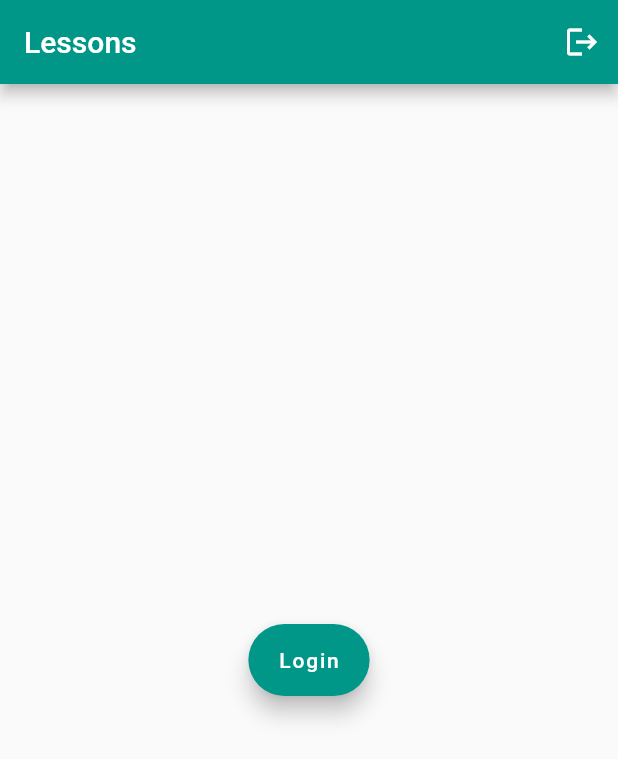
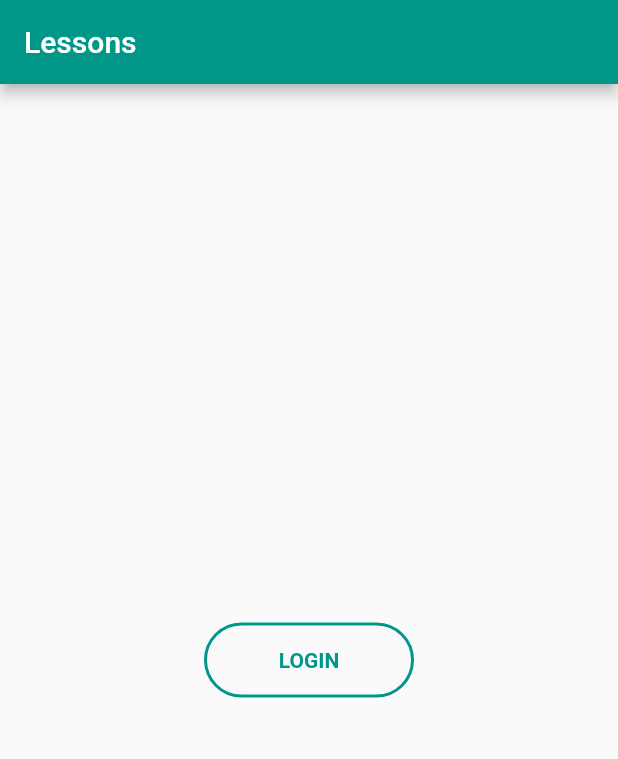
Before and after one commit to subair-zufi/alif_ios, a Flutter app: the screen it shows after launch, on a phone screen of 412 x 824 dp. Shown: the top 759 px of the screen. Run offline on Flutter 3.47's test engine with Material 2 defaults, Android fonts, the light colour scheme and no system bars; our stand-ins replace cloud_firestore, firebase_core, shared_preferences, shimmer, youtube_player_flutter; accounts and stored records are empty.

Commit message:
bug fixes

```diff
--- a/lib/pages/home.dart
+++ b/lib/pages/home.dart
@@ -21,6 +21,7 @@ class _HomePageState extends State<HomePage> {
       appBar: AppBar(
         title: const Text("Lessons"),
         actions: [
+          if(StorageService.instance.isLoggedIn)
           IconButton(
               onPressed: () {
                 StorageService.instance.logout();
@@ -48,13 +49,23 @@ class _HomePageState extends State<HomePage> {
                 );
               })
           : Center(
-              child: FloatingActionButton.extended(
-                  onPressed: () async {
-                    await showDialog(
-                        context: context, builder: (_) => const AuthDialog());
-                    setState(() {});
-                  },
-                  label: const Text("Login")),
+              child: SizedBox(
+                height: 50,
+                width: 140,
+                child: OutlinedButton(
+                    onPressed: () async {
+                      await showDialog(
+                          context: context, builder: (_) => const AuthDialog());
+                      setState(() {});
+                    },
+                    style: OutlinedButton.styleFrom(
+                        shape: const StadiumBorder(),
+                        side: const BorderSide(color: Colors.teal, width: 2)),
+                    child: const Text(
+                      "LOGIN",
+                      style: TextStyle(fontWeight: FontWeight.bold),
+                    )),
+              ),
             ),
     );
   }
--- a/lib/services/lesson_service.dart
+++ b/lib/services/lesson_service.dart
@@ -21,7 +21,7 @@ class LessonService {
     return doc.exists?Lesson.fromMap(doc.data()!):null;
   }
   Future<List<Content>> lessonContents(String lessonId) async {
-    final doc = await Content().ref(lessonId).get();
+    final doc = await Content().ref(lessonId).orderBy('createdAt').get();
     return doc.docs.map((e) => e.data()).toList();
   }
 }
--- a/pubspec.yaml
+++ b/pubspec.yaml
@@ -17,7 +17,7 @@ publish_to: 'none' # Remove this line if you wish to publish to pub.dev
 # https://developer.apple.com/library/archive/documentation/General/Reference/InfoPlistKeyReference/Articles/CoreFoundationKeys.html
 # In Windows, build-name is used as the major, minor, and patch parts
 # of the product and file versions while build-number is used as the build suffix.
-version: 1.0.0+1
+version: 1.0.1+2
 
 environment:
   sdk: '>=2.18.5 <3.0.0'
```
Also changed, not shown: lib/services/auth_service.dart (+30 -2 lines), lib/widgets/auth_dialog.dart (+9 -1 lines).
